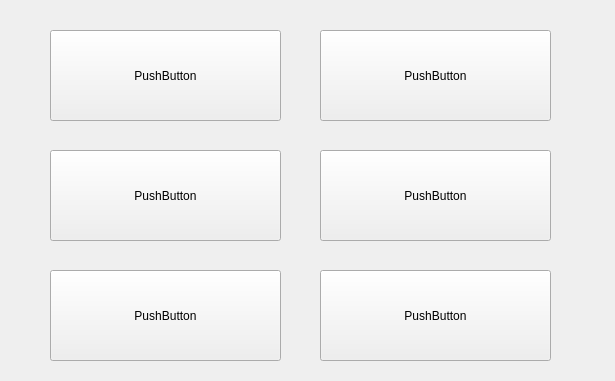
Above: project/archive.ui from aaaMsLIUfruit/RunningDino before the change. Below: the same form after it.
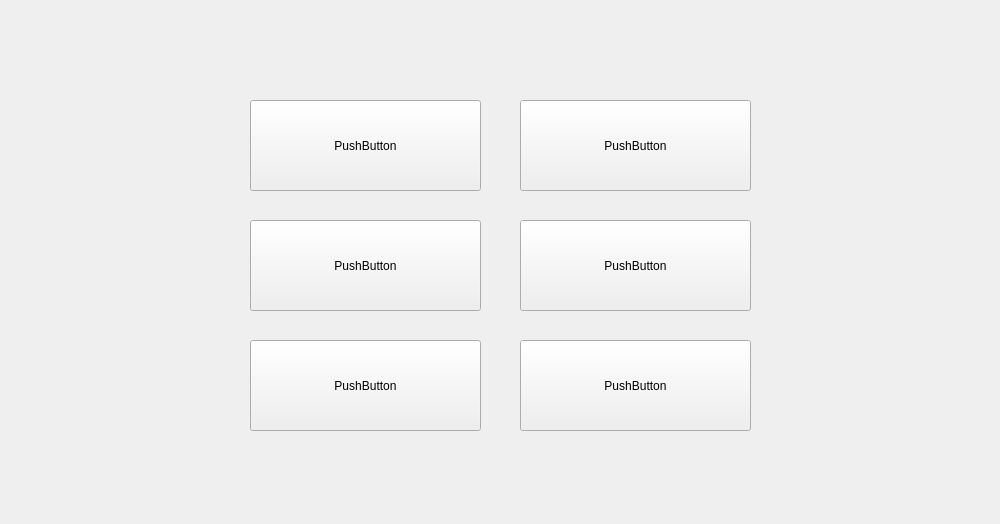
That is the form after the change.

The edit to the form file:
```diff
--- a/project/archive.ui
+++ b/project/archive.ui
@@ -6,8 +6,8 @@
    <rect>
     <x>0</x>
     <y>0</y>
-    <width>615</width>
-    <height>381</height>
+    <width>1000</width>
+    <height>524</height>
    </rect>
   </property>
   <property name="windowTitle">
@@ -16,8 +16,8 @@
   <widget class="QPushButton" name="pushButton_1">
    <property name="geometry">
     <rect>
-     <x>50</x>
-     <y>30</y>
+     <x>250</x>
+     <y>100</y>
      <width>231</width>
      <height>91</height>
     </rect>
@@ -29,8 +29,8 @@
   <widget class="QPushButton" name="pushButton_2">
    <property name="geometry">
     <rect>
-     <x>320</x>
-     <y>30</y>
+     <x>520</x>
+     <y>100</y>
      <width>231</width>
      <height>91</height>
     </rect>
@@ -42,8 +42,8 @@
   <widget class="QPushButton" name="pushButton_3">
    <property name="geometry">
     <rect>
-     <x>320</x>
-     <y>150</y>
+     <x>520</x>
+     <y>220</y>
      <width>231</width>
      <height>91</height>
     </rect>
@@ -55,8 +55,8 @@
   <widget class="QPushButton" name="pushButton_4">
    <property name="geometry">
     <rect>
-     <x>50</x>
-     <y>150</y>
+     <x>250</x>
+     <y>220</y>
      <width>231</width>
      <height>91</height>
     </rect>
@@ -68,8 +68,8 @@
   <widget class="QPushButton" name="pushButton_5">
    <property name="geometry">
     <rect>
-     <x>320</x>
-     <y>270</y>
+     <x>520</x>
+     <y>340</y>
      <width>231</width>
      <height>91</height>
     </rect>
@@ -81,8 +81,8 @@
   <widget class="QPushButton" name="pushButton_6">
    <property name="geometry">
     <rect>
-     <x>50</x>
-     <y>270</y>
+     <x>250</x>
+     <y>340</y>
      <width>231</width>
      <height>91</height>
     </rect>
```
